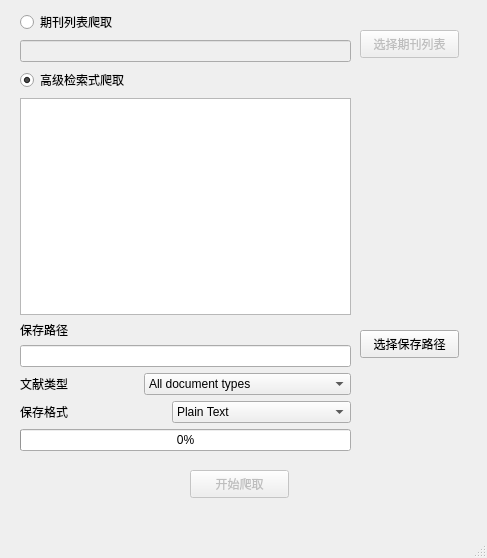
Above: wos_crawler/gui/gui_crawler.ui from tomleung1996/wos_crawler before the change. Below: the same form after it.
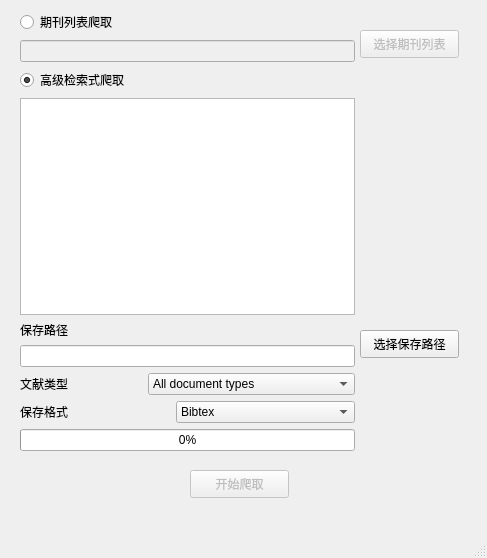
That is the form after the change.

```diff
--- a/wos_crawler/gui/gui_crawler.ui
+++ b/wos_crawler/gui/gui_crawler.ui
@@ -67,7 +67,7 @@
      <rect>
       <x>20</x>
       <y>10</y>
-      <width>331</width>
+      <width>335</width>
       <height>441</height>
      </rect>
     </property>
@@ -375,11 +375,6 @@
          </item>
          <item>
           <widget class="QComboBox" name="comboBoxOutputFormat">
-           <item>
-            <property name="text">
-             <string>Plain Text</string>
-            </property>
-           </item>
            <item>
             <property name="text">
              <string>Bibtex</string>
```
Left out of the diff: 5 changed lines with no effect on the pictures.
